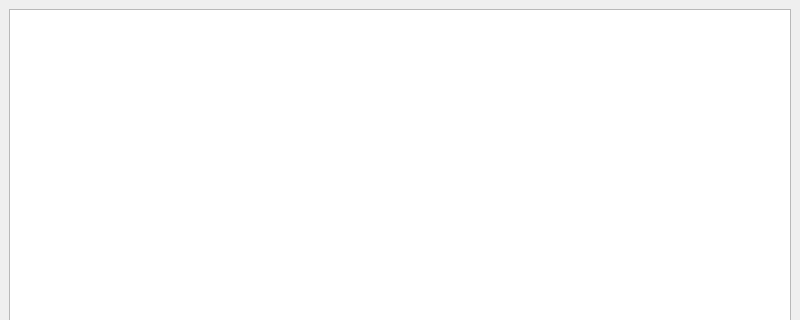
Above: main.ui from Data-Name-ID/Espresso before the change; both pictures show x 0 to 800 and y 0 to 320 of the 800 by 600 pixel window. Below: the same form after it.
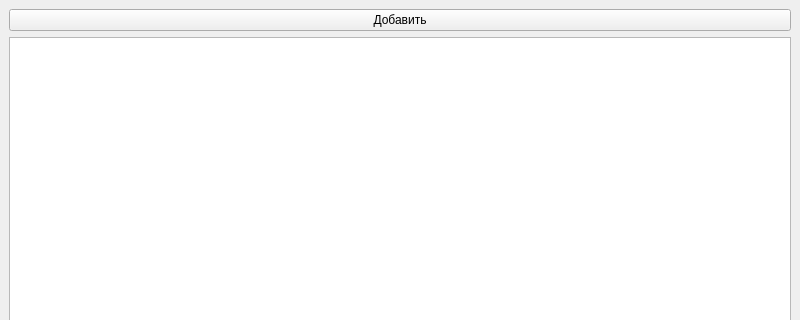
That is the form after the change.

```diff
--- a/main.ui
+++ b/main.ui
@@ -15,6 +15,13 @@
   </property>
   <widget class="QWidget" name="centralwidget">
    <layout class="QVBoxLayout" name="verticalLayout">
+    <item>
+     <widget class="QPushButton" name="pushButton">
+      <property name="text">
+       <string>Добавить</string>
+      </property>
+     </widget>
+    </item>
     <item>
      <widget class="QTableWidget" name="tableWidget"/>
     </item>
```
